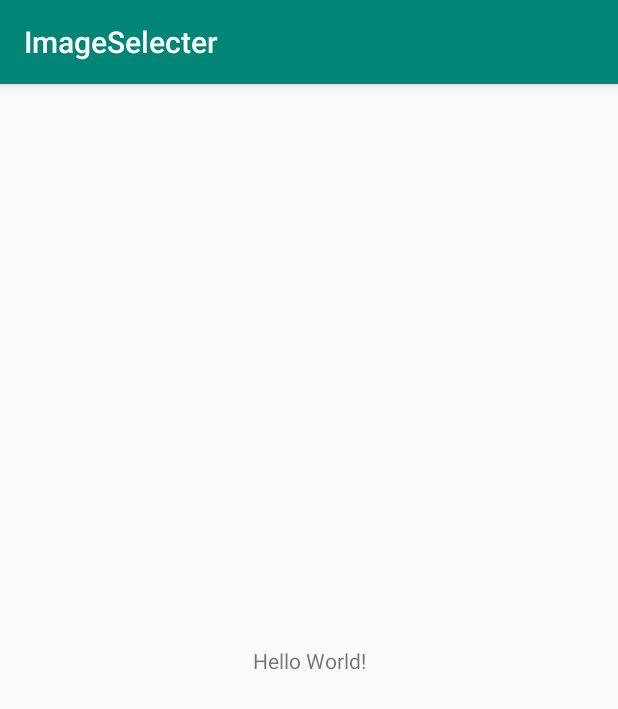
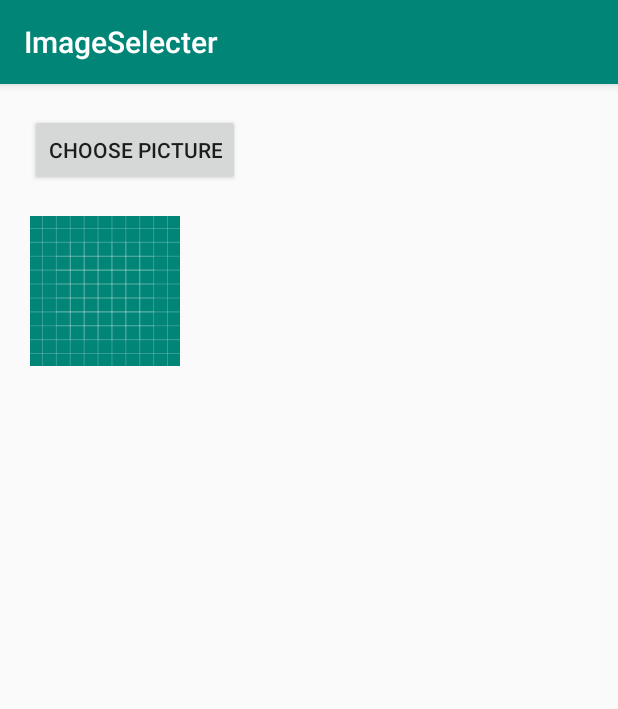
Before and after one commit to YaokunLee/Android_Image_Select_RecyclerView, an Android app: the screen it shows after launch (MainActivity), on a phone screen of 412 x 824 dp. Shown: the top 709 px of the screen. Run offline under Robolectric (Android 15) with nearby library versions, the phone set to English and light mode, and no system bars; our stand-ins replace ButterKnife.

Commit message:
[feat] 底部弹出RecyclerView展示相册图片

```diff
--- a/app/src/main/AndroidManifest.xml
+++ b/app/src/main/AndroidManifest.xml
@@ -1,6 +1,12 @@
 <?xml version="1.0" encoding="utf-8"?>
 <manifest xmlns:android="http://schemas.android.com/apk/res/android"
     package="com.example.imageselecter">
+
+
+    <uses-permission android:name="android.permission.INTERNET" />
+    <uses-permission android:name="android.permission.WRITE_EXTERNAL_STORAGE" />
+    <uses-permission android:name="android.permission.READ_EXTERNAL_STORAGE" />
+
 
     <application
         android:allowBackup="true"
--- a/app/src/main/java/com/example/imageselecter/MainActivity.java
+++ b/app/src/main/java/com/example/imageselecter/MainActivity.java
@@ -1,14 +1,44 @@
 package com.example.imageselecter;
 
 import androidx.appcompat.app.AppCompatActivity;
-
+import androidx.fragment.app.FragmentManager;
 import android.os.Bundle;
+import android.util.Log;
+import android.widget.Button;
+import android.widget.FrameLayout;
+import android.widget.ImageView;
+import butterknife.BindView;
+import butterknife.ButterKnife;
+import butterknife.OnClick;
 
 public class MainActivity extends AppCompatActivity {
+    public static String log = "LYKMainActivity";
+
+    @BindView(R.id.main_activity_button)
+    Button button;
+
+    @BindView(R.id.main_activity_image)
+    ImageView imageView;
+
+    @BindView(R.id.main_activity_framelayout)
+    FrameLayout root;
 
     @Override
     protected void onCreate(Bundle savedInstanceState) {
         super.onCreate(savedInstanceState);
         setContentView(R.layout.activity_main);
+        ButterKnife.bind(this);
     }
+
+    @OnClick(R.id.main_activity_button)
+    void onButtonClick() {
+        Log.i(log, "onButtonClick");
+        ImageChooseFragment imageChooseFragment = new ImageChooseFragment();
+        FragmentManager fragmentManager = getSupportFragmentManager();
+        // 这里不能用普通的Fragment的add方法来添加，必须用show。
+        // 如果用的是前者，fragment的位置不是在底部
+        imageChooseFragment.show(fragmentManager, "image_choose_fragment");
+    }
+
+
 }
--- a/app/src/main/res/layout/activity_main.xml
+++ b/app/src/main/res/layout/activity_main.xml
@@ -1,18 +1,33 @@
 <?xml version="1.0" encoding="utf-8"?>
-<androidx.constraintlayout.widget.ConstraintLayout xmlns:android="http://schemas.android.com/apk/res/android"
+<FrameLayout xmlns:android="http://schemas.android.com/apk/res/android"
     xmlns:app="http://schemas.android.com/apk/res-auto"
     xmlns:tools="http://schemas.android.com/tools"
+    android:id="@+id/main_activity_framelayout"
     android:layout_width="match_parent"
     android:layout_height="match_parent"
     tools:context=".MainActivity">
 
-    <TextView
+    <LinearLayout
+        android:id = "@+id/main_activity_linear_layout"
+        android:orientation = "vertical"
         android:layout_width="wrap_content"
-        android:layout_height="wrap_content"
-        android:text="Hello World!"
-        app:layout_constraintBottom_toBottomOf="parent"
-        app:layout_constraintLeft_toLeftOf="parent"
-        app:layout_constraintRight_toRightOf="parent"
-        app:layout_constraintTop_toTopOf="parent" />
+        android:layout_height="wrap_content">
 
-</androidx.constraintlayout.widget.ConstraintLayout>
+        <Button
+            android:id = "@+id/main_activity_button"
+            android:layout_marginTop = "20dp"
+            android:layout_marginStart = "20dp"
+            android:layout_width="wrap_content"
+            android:layout_height="wrap_content"
+            android:text="Choose Picture" />
+
+        <ImageView
+            android:id = "@+id/main_activity_image"
+            android:src = "@drawable/ic_launcher_background"
+            android:layout_marginTop = "20dp"
+            android:layout_marginStart = "20dp"
+            android:layout_width="100dp"
+            android:layout_height="100dp" />
+
+    </LinearLayout>
+</FrameLayout>
--- a/app/src/main/res/values/colors.xml
+++ b/app/src/main/res/values/colors.xml
@@ -3,4 +3,5 @@
     <color name="colorPrimary">#008577</color>
     <color name="colorPrimaryDark">#00574B</color>
     <color name="colorAccent">#D81B60</color>
+    <color name="colorWhite">#FFFFFF</color>
 </resources>
--- a/app/src/main/res/values/strings.xml
+++ b/app/src/main/res/values/strings.xml
@@ -1,3 +1,5 @@
 <resources>
     <string name="app_name">ImageSelecter</string>
+    <!-- TODO: Remove or change this placeholder text -->
+    <string name="hello_blank_fragment">Hello blank fragment</string>
 </resources>
```
Also changed, not shown: app/build.gradle (+26 -5 lines), app/src/main/java/com/example/imageselecter/GalleryItemView.java (added, +29 -0 lines), app/src/main/java/com/example/imageselecter/GalleryView.java (added, +164 -0 lines), app/src/main/java/com/example/imageselecter/ImageChooseFragment.java (added, +34 -0 lines), app/src/main/java/com/example/imageselecter/utils/FileItem.java (added, +104 -0 lines), app/src/main/java/com/example/imageselecter/utils/ImageLoaderUtils.java (added, +44 -0 lines), app/src/main/res/layout/fragment_image_choose.xml (added, +31 -0 lines), app/src/main/res/layout/gallery_view_item.xml (added, +18 -0 lines).
